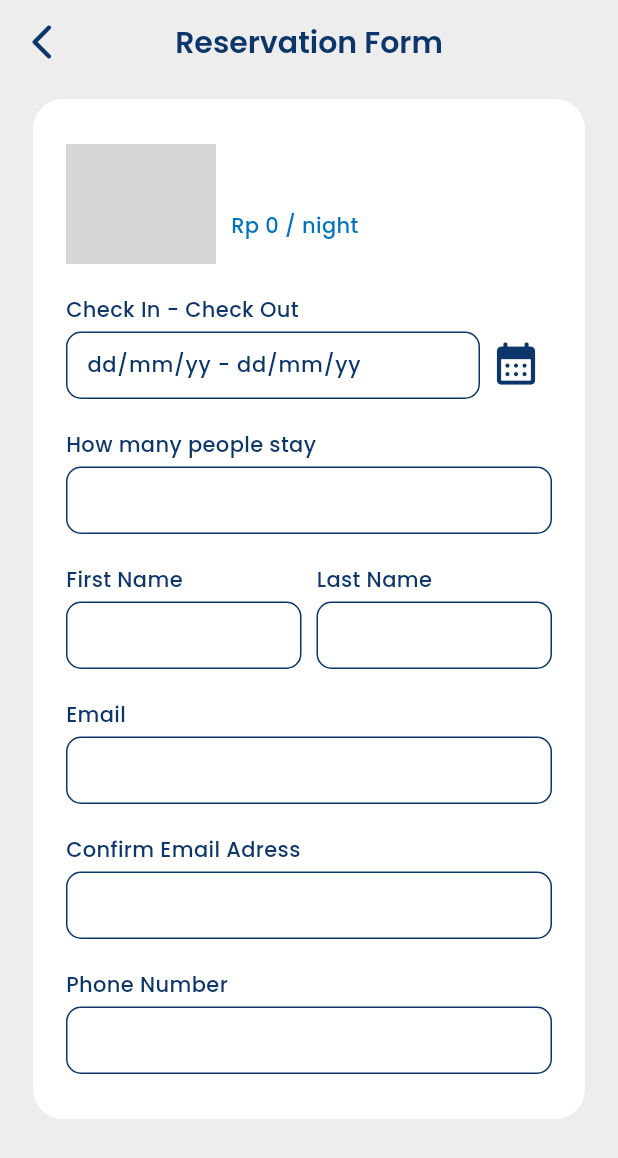
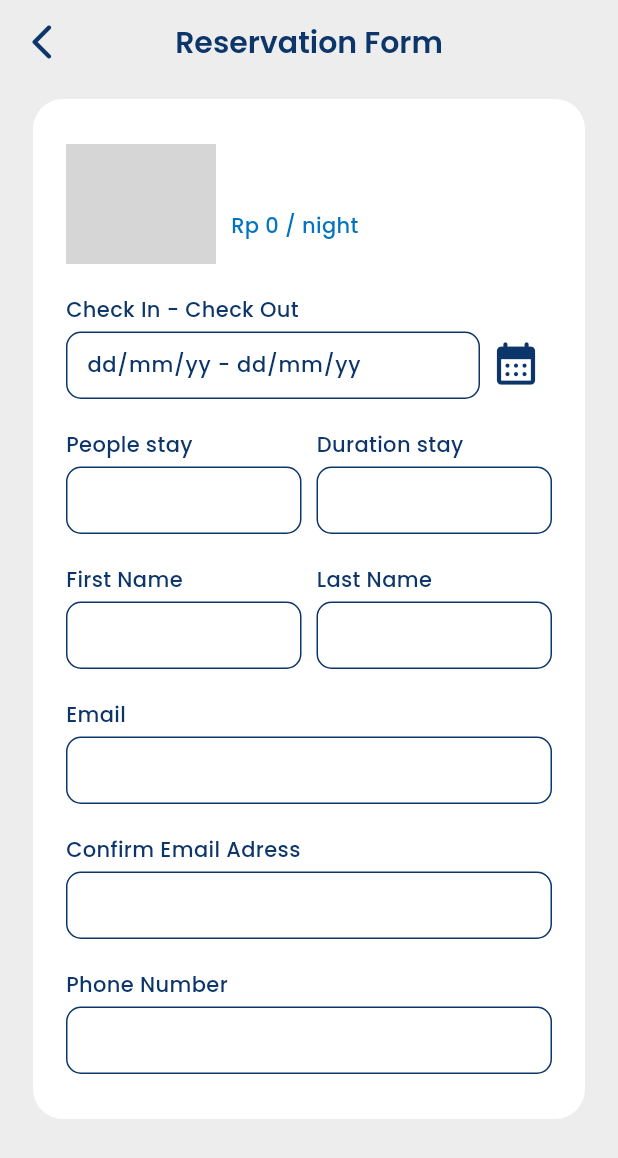
Before and after one commit to Ripat-2345/lodging_app, a Flutter app: the ReserveLodgingPage screen opened directly with empty values, on a phone screen of 412 x 824 dp. Shown: the top 1158 px of the screen. Run offline on Flutter 3.47's test engine with Material 3 defaults, Android fonts, the phone set to English and light mode, and no system bars; our stand-ins replace animated_toggle_switch, appinio_swiper, carousel_slider, google_fonts, lottie, shared_preferences; missing offline and left inert: syncfusion_flutter_barcodes; accounts and stored records are empty; grey boxes are pictures that could not be loaded.

Commit message:
refactor: update validation form reserve_lodging_page

```diff
--- a/lib/common_widgets/custom_textfield_widget.dart
+++ b/lib/common_widgets/custom_textfield_widget.dart
@@ -12,6 +12,7 @@ class CustomTextFieldWidget extends StatefulWidget {
   final Color borderColor;
   final Color focusedBorderColor;
   final TextEditingController? controller;
+  final bool isReadOnly;
   const CustomTextFieldWidget({
     super.key,
     required this.labelText,
@@ -25,6 +26,7 @@ class CustomTextFieldWidget extends StatefulWidget {
     this.borderColor = const Color(0XFF0C356A),
     this.focusedBorderColor = const Color(0XFFFFC436),
     this.controller,
+    this.isReadOnly = false,
   });
 
   @override
@@ -33,6 +35,7 @@ class CustomTextFieldWidget extends StatefulWidget {
 
 class _CustomTextFieldWidgetState extends State<CustomTextFieldWidget> {
   bool isShowPassword = true;
+  bool isReadOnly = true;
   @override
   Widget build(BuildContext context) {
     return Column(
@@ -52,6 +55,7 @@ class _CustomTextFieldWidgetState extends State<CustomTextFieldWidget> {
             obscureText: widget.obscureText ? isShowPassword : false,
             keyboardType: widget.keyboardType,
             style: widget.style,
+            readOnly: widget.isReadOnly ? isReadOnly : false,
             decoration: InputDecoration(
               hintText: widget.hintText,
               hintStyle: widget.hintStyle,
--- a/lib/pages/reserve/reserve_lodging_page.dart
+++ b/lib/pages/reserve/reserve_lodging_page.dart
@@ -39,6 +39,22 @@ class _ReserveLodgingPageState extends State<ReserveLodgingPage> {
   DateTime? _checkIn;
   DateTime? _checkOut;
   int? _durationStay;
+
+  void _validateMsgReserved(String msg) {
+    var snackBar = SnackBar(
+      content: Text(
+        msg,
+        style: mediumTextStyle.copyWith(
+          color: darkBlueColor,
+        ),
+      ),
+      duration: const Duration(seconds: 2),
+      backgroundColor: yellowColor,
+      behavior: SnackBarBehavior.floating,
+      shape: const StadiumBorder(),
+    );
+    ScaffoldMessenger.of(context).showSnackBar(snackBar);
+  }
 
   @override
   void initState() {
@@ -198,9 +214,12 @@ class _ReserveLodgingPageState extends State<ReserveLodgingPage> {
                 ],
               ),
               const SizedBox(height: 20),
-              CustomTextFieldWidget(
+              Row(
+                children: [
+                  Expanded(
+                    child: CustomTextFieldWidget(
                       controller: _peopleStayController,
-                labelText: "How many people stay",
+                      labelText: "People stay",
                       labelTextStyle: mediumTextStyle.copyWith(
                         color: darkBlueColor,
                       ),
@@ -209,6 +228,29 @@ class _ReserveLodgingPageState extends State<ReserveLodgingPage> {
                       ),
                       hintStyle: regularTextStyle,
                       keyboardType: TextInputType.number,
+                    ),
+                  ),
+                  const SizedBox(width: 10),
+                  Expanded(
+                    child: CustomTextFieldWidget(
+                      controller: TextEditingController(
+                        text: _durationStay != null
+                            ? "${_durationStay.toString()} day"
+                            : "",
+                      ),
+                      isReadOnly: true,
+                      labelText: "Duration stay",
+                      labelTextStyle: mediumTextStyle.copyWith(
+                        color: darkBlueColor,
+                      ),
+                      style: mediumTextStyle.copyWith(
+                        color: darkBlueColor,
+                      ),
+                      hintStyle: regularTextStyle,
+                      keyboardType: TextInputType.number,
+                    ),
+                  ),
+                ],
               ),
               const SizedBox(height: 20),
               Row(
@@ -320,7 +362,18 @@ class _ReserveLodgingPageState extends State<ReserveLodgingPage> {
                       buttonTitleFontSize: 16,
                       buttonTitleFontWeight: FontWeight.w600,
                       onPressed: () {
-                        if (_durationStay != null) {
+                        if (_peopleStayController.text.isNotEmpty ||
+                            _firstNameController.text.isNotEmpty ||
+                            _lastNameController.text.isNotEmpty ||
+                            _emailController.text.isNotEmpty ||
+                            _confirmEmailController.text.isNotEmpty ||
+                            _phoneNumberController.text.isNotEmpty) {
+                          if (_emailController.text ==
+                              _confirmEmailController.text) {
+                            if (int.tryParse(_peopleStayController.text) !=
+                                null) {
+                              if (int.tryParse(_phoneNumberController.text) !=
+                                  null) {
                                 Navigator.push(
                                   context,
                                   MaterialPageRoute(
@@ -336,20 +389,37 @@ class _ReserveLodgingPageState extends State<ReserveLodgingPage> {
                                           "total_pay": _priceLodging,
                                           "id_lodging": widget.idLodging,
                                           "lodging_name": widget.lodgingName,
-                                    "lodging_location": widget.lodgingLocation,
+                                          "lodging_location":
+                                              widget.lodgingLocation,
                                           "id_user": 1,
                                           "username": "Dino",
-                                    "first_name": _firstNameController.text,
+                                          "first_name":
+                                              _firstNameController.text,
                                           "last_name": _lastNameController.text,
                                           "email": _emailController.text,
-                                    "no_phone": _phoneNumberController.text,
-                                    "count_people_stay":
-                                        int.parse(_peopleStayController.text),
+                                          "no_phone":
+                                              _phoneNumberController.text,
+                                          "count_people_stay": int.parse(
+                                              _peopleStayController.text),
                                           "status_booking": 1,
                                         },
                                       );
                                     },
                                   ),
+                                );
+                              } else {
+                                _validateMsgReserved(
+                                    "Phone number harus angka!");
+                              }
+                            } else {
+                              _validateMsgReserved("People stay harus angka!");
+                            }
+                          } else {
+                            _validateMsgReserved("Confirm email salah!");
+                          }
+                        } else {
+                          _validateMsgReserved(
+                            "Semua textfield harus di isi!",
                           );
                         }
                       },
```
Lines whose indentation alone changed are shown as unchanged.
